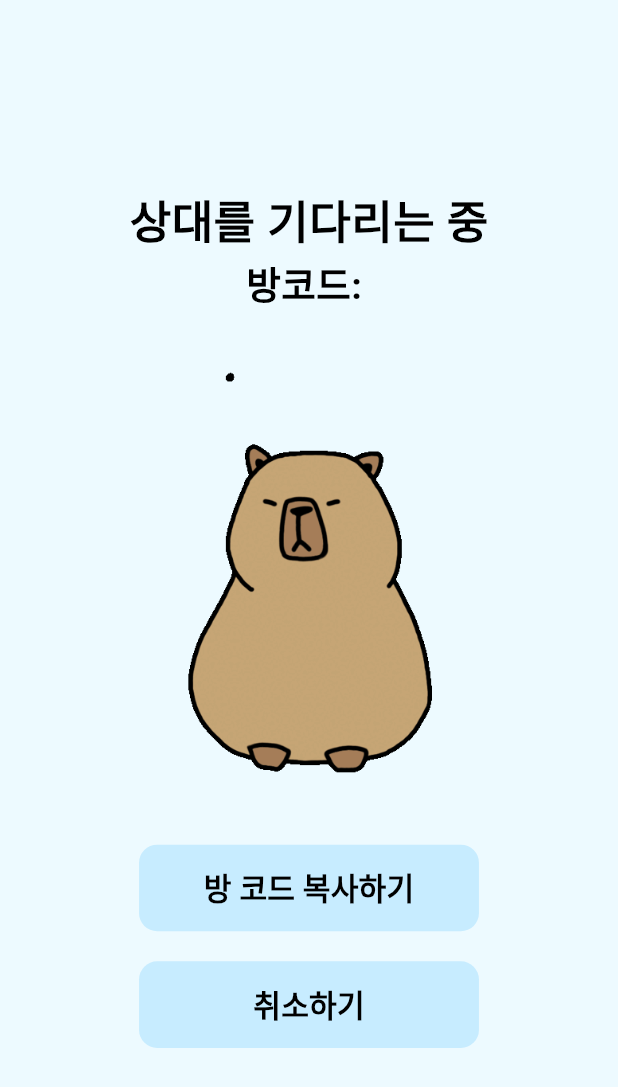
After one commit to eodudrepublic/battleship_fe, a Flutter app: the LandingView screen opened by its route, after a tap on "게임 생성하기", on a phone screen of 412 x 824 dp. The commit adds this screen. Shown: the top 1087 px of the screen. Run offline on Flutter 3.47's test engine with Material 3 defaults, Android fonts, the phone set to English and light mode, and no system bars; our stand-ins replace flutter_screenutil, flutter_svg, get, logger; missing offline and left inert: kakao_flutter_sdk_user; accounts and stored records are empty; statements that could not run were skipped.

Commit message:
feat - UI 구성 완료 (이제 진짜 기능만 남았다) - 움짤(gif) 넣음 - 대기 화면, 게임 목록 -> 참여 화면 UI 제작 - 화면들 연결

```diff
--- a/lib/controller/login/user_controller.dart
+++ b/lib/controller/login/user_controller.dart
@@ -41,7 +41,7 @@ class UserController extends GetxController {
           var responseData = jsonDecode(response.body);
           String message = responseData["message"];
           Log.info("서버 전송 성공! Server response: $message");
-          Get.snackbar('서버 응답', message);
+          // Get.snackbar('서버 응답', message);
         } else {
           Log.error('서버와의 통신 중 문제가 발생했습니다. 상태 코드: ${response.statusCode}');
           Get.snackbar(
--- /dev/null
+++ b/lib/view/game/waiting_view.dart
@@ -0,0 +1,104 @@
+import 'package:flutter/material.dart';
+import 'package:flutter_screenutil/flutter_screenutil.dart';
+import 'package:get/get.dart';
+import '../../common/app_colors.dart';
+import '../../common/utils/logger.dart';
+
+class WaitingView extends StatelessWidget {
+  // TODO : LandingView에서 넘어올때 서버로 '/invite/create' POST 요청을 보내서 room_code를 받아와야 함
+  final String? roomCode;
+  const WaitingView({super.key, this.roomCode = ''});
+
+  @override
+  Widget build(BuildContext context) {
+    return Scaffold(
+        backgroundColor: AppColors.backGroundColor,
+        body: Center(
+          child: Column(
+            mainAxisAlignment: MainAxisAlignment.center,
+            children: [
+              Text(
+                "상대를 기다리는 중",
+                style: TextStyle(
+                    fontSize: 30.sp,
+                    fontWeight: FontWeight.bold,
+                    color: Colors.black),
+              ),
+              Text("방코드: $roomCode",
+                  style: TextStyle(
+                      fontSize: 25.sp,
+                      fontWeight: FontWeight.bold,
+                      color: Colors.black)),
+              SizedBox(
+                height: 5.sp,
+              ),
+              Image.asset(
+                'assets/icons/loading.gif',
+                width: 0.8.sw,
+                height: 0.8.sw,
+              ),
+              SizedBox(
+                height: 20.sp,
+              ),
+              SizedBox(
+                width: 0.55.sw,
+                height: 0.07.sh,
+                child: ElevatedButton(
+                  onPressed: () {
+                    Log.info('방 코드 복사하기');
+                    // TODO : 클립보드에 roomCode를 복사하는 기능 추가
+                  },
+                  style: ElevatedButton.styleFrom(
+                    backgroundColor: AppColors.timeWidgetColor,
+                    padding:
+                        EdgeInsets.symmetric(horizontal: 20.sp, vertical: 5.sp),
+                    shape: RoundedRectangleBorder(
+                      borderRadius:
+                          BorderRadius.circular(12), // 테두리 곡률 설정 : 12 픽셀(Pixel)
+                    ),
+                    elevation: 0,
+                  ),
+                  child: Text(
+                    '방 코드 복사하기',
+                    style: TextStyle(
+                        color: Colors.black,
+                        fontSize: 20.sp,
+                        fontWeight: FontWeight.bold),
+                  ),
+                ),
+              ),
+              SizedBox(
+                height: 20.sp,
+              ),
+              SizedBox(
+                width: 0.55.sw,
+                height: 0.07.sh,
+                child: ElevatedButton(
+                  onPressed: () {
+                    Log.info('방 만들기 취소 -> Get.back()');
+                    Get.back();
+                  },
+                  style: ElevatedButton.styleFrom(
+                    backgroundColor: AppColors.timeWidgetColor,
+                    padding:
+                        EdgeInsets.symmetric(horizontal: 20.sp, vertical: 5.sp),
+                    shape: RoundedRectangleBorder(
+                      borderRadius:
+                          BorderRadius.circular(12), // 테두리 곡률 설정 : 12 픽셀(Pixel)
+                    ),
+                    elevation: 0,
+                  ),
+                  child: Text(
+                    '취소하기',
+                    style: TextStyle(
+                        color: Colors.black,
+                        fontSize: 20.sp,
+                        fontWeight: FontWeight.bold),
+                  ),
+                ),
+              ),
+            ],
+          ),
+        ));
+  }
+}
--- /dev/null
+++ b/lib/view/landing/landing_view.dart
@@ -0,0 +1,89 @@
+import 'package:battleship_fe/common/app_colors.dart';
+import 'package:flutter/material.dart';
+import 'package:flutter_screenutil/flutter_screenutil.dart';
+import 'package:get/get.dart';
+import '../../common/utils/logger.dart';
+
+class LandingView extends StatelessWidget {
+  const LandingView({super.key});
+
+  @override
+  Widget build(BuildContext context) {
+    return Scaffold(
+      backgroundColor: AppColors.backGroundColor,
+      body: Center(
+        child: Column(
+          mainAxisAlignment: MainAxisAlignment.center,
+          children: <Widget>[
+            Image.asset(
+              'assets/icons/branding.png',
+              width: 0.6.sw,
+            ),
+            Image.asset(
+              'assets/icons/battlebara_moving.gif',
+              width: 0.8.sw,
+              height: 0.8.sw,
+            ),
+            SizedBox(
+              width: 0.55.sw,
+              height: 0.07.sh,
+              child: ElevatedButton(
+                onPressed: () {
+                  Log.info('게임 생성하기');
+                  Get.toNamed('/waiting');
+                },
+                style: ElevatedButton.styleFrom(
+                  backgroundColor: AppColors.timeWidgetColor,
+                  padding:
+                      EdgeInsets.symmetric(horizontal: 20.sp, vertical: 5.sp),
+                  shape: RoundedRectangleBorder(
+                    borderRadius:
+                        BorderRadius.circular(12), // 테두리 곡률 설정 : 12 픽셀(Pixel)
+                  ),
+                  elevation: 0,
+                ),
+                child: Text(
+                  '게임 생성하기',
+                  style: TextStyle(
+                      color: Colors.black,
+                      fontSize: 20.sp,
+                      fontWeight: FontWeight.bold),
+                ),
+              ),
+            ),
+            SizedBox(
+              height: 20.sp,
+            ),
+            SizedBox(
+              width: 0.55.sw,
+              height: 0.07.sh,
+              child: ElevatedButton(
+                onPressed: () {
+                  Log.info('게임 참여하기');
+                  Get.toNamed('/entering');
+                },
+                style: ElevatedButton.styleFrom(
+                  backgroundColor: AppColors.timeWidgetColor,
+                  padding:
+                      EdgeInsets.symmetric(horizontal: 20.sp, vertical: 5.sp),
+                  shape: RoundedRectangleBorder(
+                    borderRadius:
+                        BorderRadius.circular(12), // 테두리 곡률 설정 : 12 픽셀(Pixel)
+                  ),
+                  elevation: 0,
+                ),
+                child: Text(
+                  '게임 참여하기',
+                  style: TextStyle(
+                      color: Colors.black,
+                      fontSize: 20.sp,
+                      fontWeight: FontWeight.bold),
+                ),
+              ),
+            ),
+          ],
+        ),
+      ),
+    );
+  }
+}
```
Also changed, not shown: lib/main.dart (+20 -1 lines), lib/view/game/entering_view.dart (added, +127 -0 lines), lib/view/game/game_service_test.dart (deleted, +0 -225 lines), lib/view/login/login_view.dart (+12 -7 lines), pubspec.yaml (+6 -17 lines), assets/icons/battlebara_moving.gif (added), assets/icons/loading.gif (added), assets/icons/stackBara.png (added), 2 other files.
